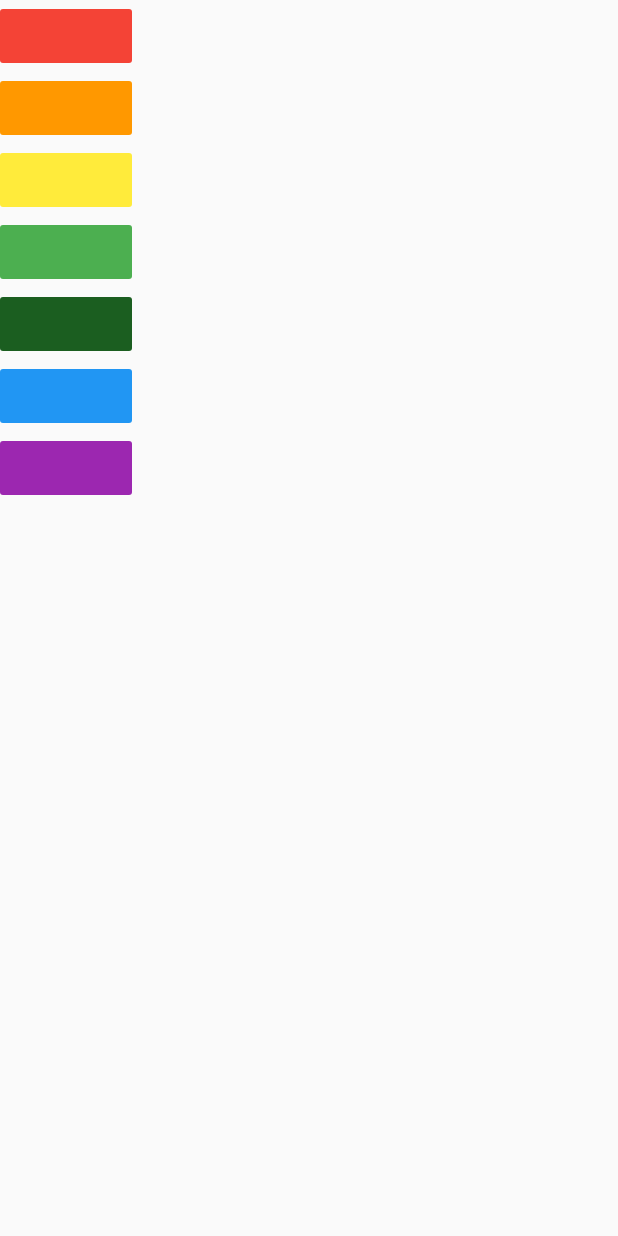
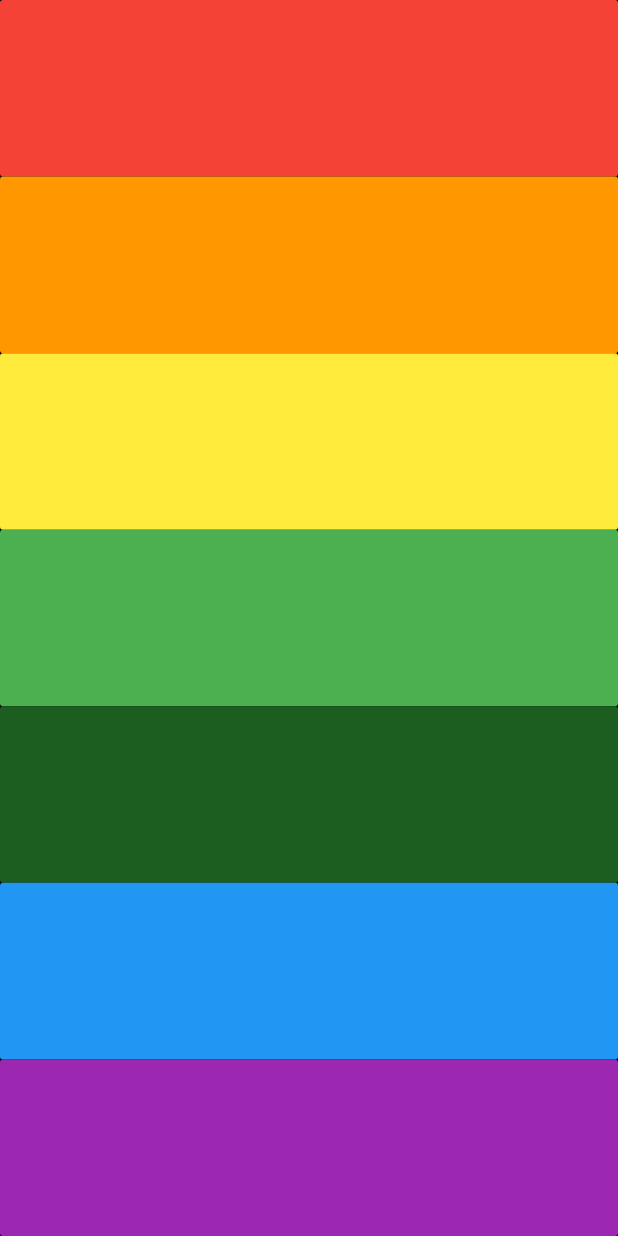
Before and after one commit to dart-bird/programingLearn, a Flutter app: the screen it shows after launch, on a phone screen of 412 x 824 dp. Run offline on Flutter 3.47's test engine with Material 2 defaults, Android fonts, the phone set to English and light mode, and no system bars; our stand-ins replace audioplayers.

Commit message:
Update main.dart include changes to return widget func

```diff
--- a/Flutter/xylophone-flutter/lib/main.dart
+++ b/Flutter/xylophone-flutter/lib/main.dart
@@ -2,6 +2,9 @@
 import 'package:audioplayers/audio_cache.dart';
 
 void main() => runApp(XylophoneApp());
+
+
+
 
 class XylophoneApp extends StatelessWidget {
   void playSound(int soundNumber) {
@@ -9,55 +12,33 @@
     player.play('note$soundNumber.wav');
   }
 
+  Expanded buildKey({Color color, int soundNumber}) {
+    return Expanded(
+      child: FlatButton(
+        color: color,
+        onPressed: () {
+          playSound(soundNumber);
+        },
+      ),
+    );
+  }
+
   @override
   Widget build(BuildContext context) {
     return MaterialApp(
       home: Scaffold(
+        backgroundColor: Colors.black,
         body: SafeArea(
           child: Column(
+            crossAxisAlignment: CrossAxisAlignment.stretch,
             children: <Widget>[
-              FlatButton(
-                color: Colors.red,
-                onPressed: () {
-                  playSound(1);
-                },
-              ),
-              FlatButton(
-                color: Colors.orange,
-                onPressed: () {
-                  playSound(2);
-                },
-              ),
-              FlatButton(
-                color: Colors.yellow,
-                onPressed: () {
-                  playSound(3);
-                },
-              ),
-              FlatButton(
-                color: Colors.green,
-                onPressed: () {
-                  playSound(4);
-                },
-              ),
-              FlatButton(
-                color: Colors.green.shade900,
-                onPressed: () {
-                  playSound(5);
-                },
-              ),
-              FlatButton(
-                color: Colors.blue,
-                onPressed: () {
-                  playSound(6);
-                },
-              ),
-              FlatButton(
-                color: Colors.purple,
-                onPressed: () {
-                  playSound(7);
-                },
-              ),
+              buildKey(color: Colors.red            , soundNumber: 1),
+              buildKey(color: Colors.orange         , soundNumber: 2),
+              buildKey(color: Colors.yellow         , soundNumber: 3),
+              buildKey(color: Colors.green          , soundNumber: 4),
+              buildKey(color: Colors.green .shade900, soundNumber: 5),
+              buildKey(color: Colors.blue           , soundNumber: 6),
+              buildKey(color: Colors.purple         , soundNumber: 7),
             ],
           ),
         ),
```
